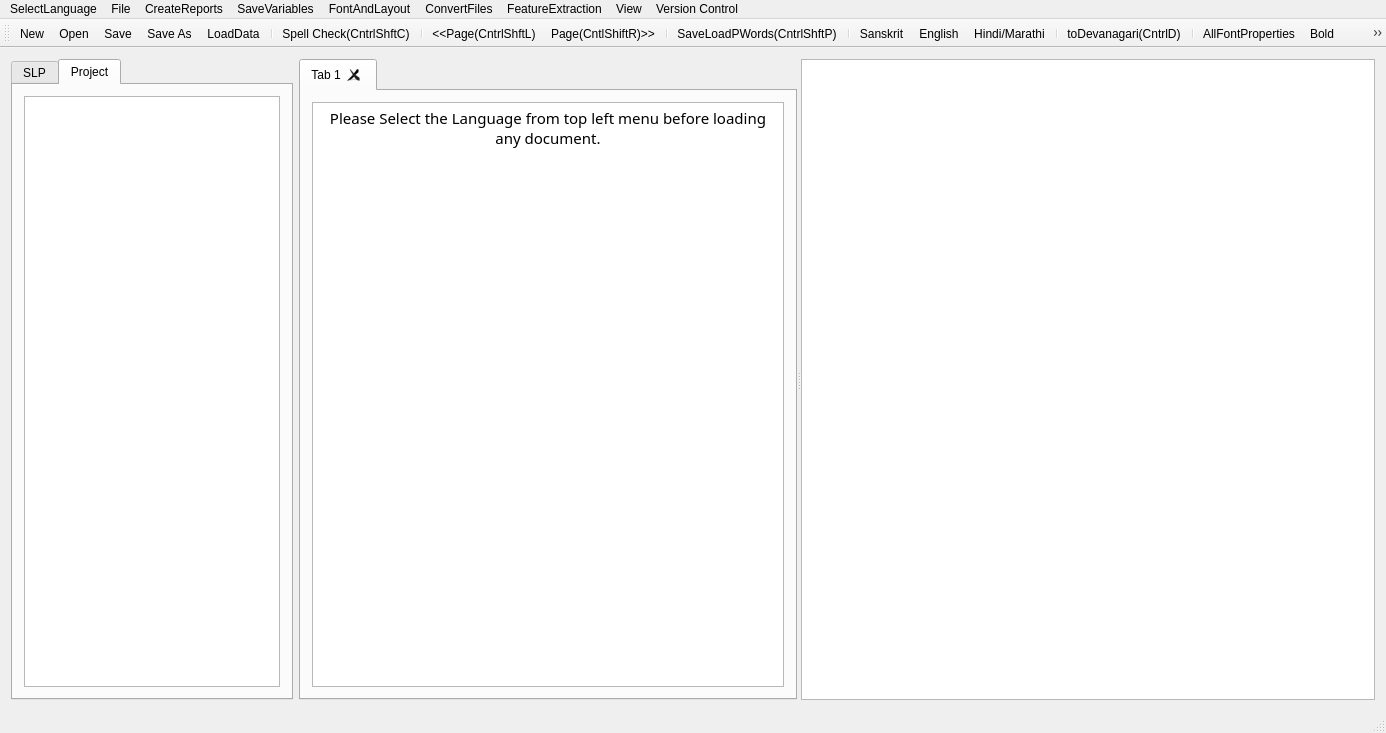
First picture: the form in FrameWorkCode/mainwindow.ui, repository UDAAN-LEAP/leap-pe-tool, before the edit.
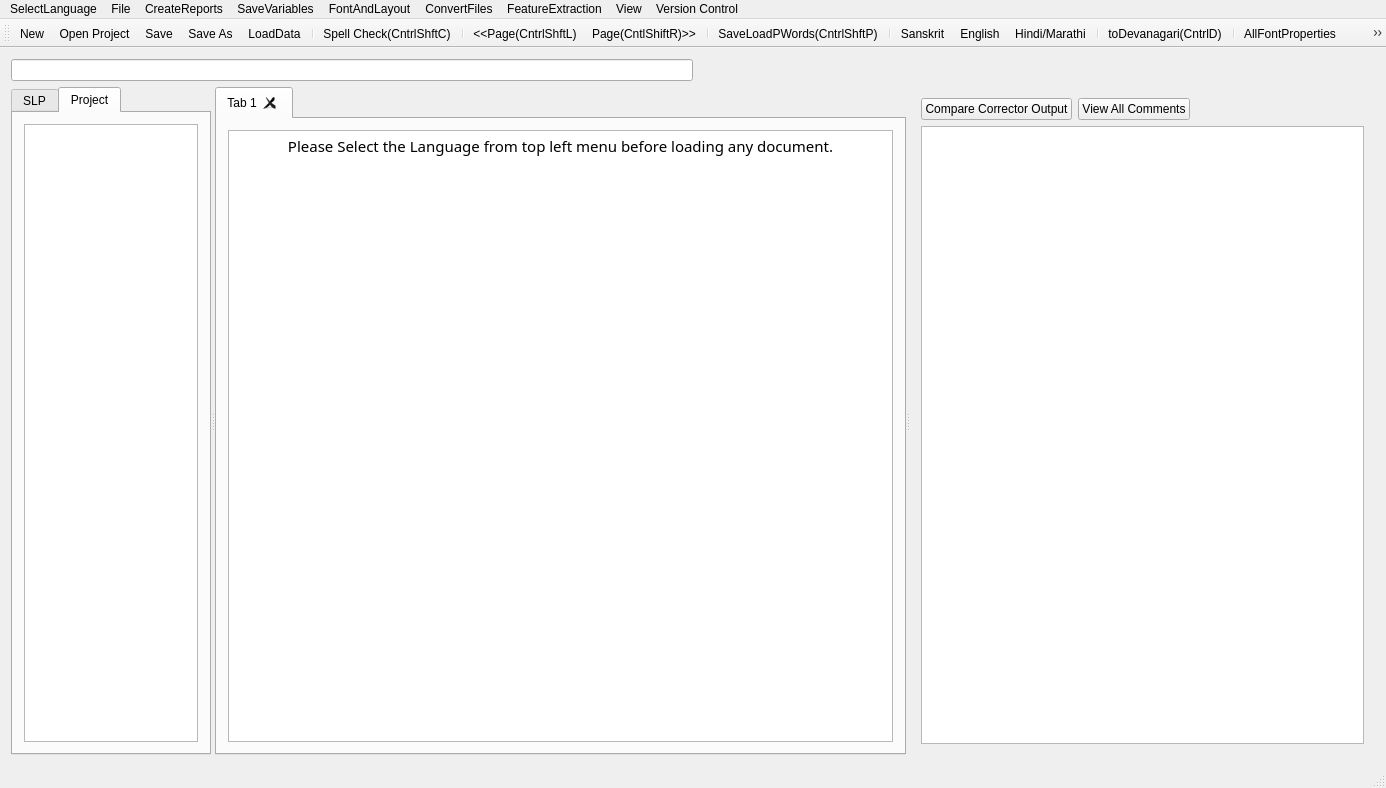
Second picture: the form after the edit. Icons and pictures are not drawn.

What changed in the file:
```diff
--- a/FrameWorkCode/mainwindow.ui
+++ b/FrameWorkCode/mainwindow.ui
@@ -7,7 +7,7 @@
     <x>0</x>
     <y>0</y>
     <width>1386</width>
-    <height>733</height>
+    <height>788</height>
    </rect>
   </property>
   <property name="mouseTracking">
@@ -17,10 +17,32 @@
    <string>MainWindow</string>
   </property>
   <widget class="QWidget" name="centralWidget">
-   <layout class="QGridLayout" name="gridLayout_4">
-    <item row="0" column="0">
-     <layout class="QHBoxLayout" name="horizontalLayout">
+   <layout class="QVBoxLayout" name="verticalLayout_2">
       <item>
+     <layout class="QHBoxLayout" name="horizontalLayout_4">
+      <item>
+       <widget class="QLineEdit" name="lineEdit"/>
+      </item>
+      <item>
+       <spacer name="horizontalSpacer_2">
+        <property name="orientation">
+         <enum>Qt::Horizontal</enum>
+        </property>
+        <property name="sizeHint" stdset="0">
+         <size>
+          <width>40</width>
+          <height>20</height>
+         </size>
+        </property>
+       </spacer>
+      </item>
+     </layout>
+    </item>
+    <item>
+     <widget class="QSplitter" name="splitter">
+      <property name="orientation">
+       <enum>Qt::Horizontal</enum>
+      </property>
        <widget class="QTabWidget" name="tabWidget">
         <property name="sizePolicy">
          <sizepolicy hsizetype="Minimum" vsizetype="Expanding">
@@ -28,6 +50,18 @@
           <verstretch>0</verstretch>
          </sizepolicy>
         </property>
+       <property name="minimumSize">
+        <size>
+         <width>120</width>
+         <height>0</height>
+        </size>
+       </property>
+       <property name="maximumSize">
+        <size>
+         <width>200</width>
+         <height>16777215</height>
+        </size>
+       </property>
         <property name="currentIndex">
          <number>1</number>
         </property>
@@ -79,17 +113,23 @@
               <verstretch>0</verstretch>
              </sizepolicy>
             </property>
+           <property name="minimumSize">
+            <size>
+             <width>90</width>
+             <height>600</height>
+            </size>
+           </property>
+           <property name="maximumSize">
+            <size>
+             <width>200</width>
+             <height>16777215</height>
+            </size>
+           </property>
            </widget>
           </item>
          </layout>
         </widget>
        </widget>
-      </item>
-      <item>
-       <widget class="QSplitter" name="splitter">
-        <property name="orientation">
-         <enum>Qt::Horizontal</enum>
-        </property>
         <widget class="QTabWidget" name="tabWidget_2">
          <property name="currentIndex">
           <number>0</number>
@@ -116,6 +156,12 @@
                <verstretch>0</verstretch>
               </sizepolicy>
              </property>
+           <property name="minimumSize">
+            <size>
+             <width>600</width>
+             <height>600</height>
+            </size>
+           </property>
              <property name="font">
               <font>
                <family>Shobhika</family>
@@ -153,6 +199,44 @@
           </layout>
          </widget>
         </widget>
+      <widget class="QWidget" name="layoutWidget">
+       <layout class="QVBoxLayout" name="verticalLayout">
+        <item>
+         <layout class="QHBoxLayout" name="horizontalLayout_3">
+          <item>
+           <layout class="QHBoxLayout" name="horizontalLayout">
+            <item>
+             <widget class="QPushButton" name="compareCorrectorOutput">
+              <property name="text">
+               <string>Compare Corrector Output</string>
+              </property>
+             </widget>
+            </item>
+            <item>
+             <widget class="QPushButton" name="ViewComments">
+              <property name="text">
+               <string>View All Comments</string>
+              </property>
+             </widget>
+            </item>
+           </layout>
+          </item>
+          <item>
+           <spacer name="horizontalSpacer">
+            <property name="orientation">
+             <enum>Qt::Horizontal</enum>
+            </property>
+            <property name="sizeHint" stdset="0">
+             <size>
+              <width>40</width>
+              <height>20</height>
+             </size>
+            </property>
+           </spacer>
+          </item>
+         </layout>
+        </item>
+        <item>
         <widget class="QGraphicsView" name="graphicsView">
          <property name="sizePolicy">
           <sizepolicy hsizetype="MinimumExpanding" vsizetype="Expanding">
@@ -162,8 +246,8 @@
          </property>
          <property name="minimumSize">
           <size>
-           <width>0</width>
-           <height>0</height>
+            <width>400</width>
+            <height>600</height>
           </size>
          </property>
          <property name="maximumSize">
@@ -191,9 +275,10 @@
           <enum>QGraphicsView::AnchorViewCenter</enum>
          </property>
         </widget>
-       </widget>
-      </item>
-     </layout>
+        </item>
+       </layout>
+      </widget>
+     </widget>
     </item>
    </layout>
   </widget>
@@ -326,7 +411,7 @@
     <bool>false</bool>
    </attribute>
    <addaction name="actionNew"/>
-   <addaction name="actionOpen"/>
+   <addaction name="actionOpen_Project"/>
    <addaction name="actionSave"/>
    <addaction name="actionSave_As"/>
    <addaction name="actionLoadData"/>
@@ -352,20 +437,12 @@
    <addaction name="actionRightAlign"/>
    <addaction name="actionJusitfiedAlign"/>
    <addaction name="actionHighlight"/>
+   <addaction name="separator"/>
+   <addaction name="actionZoom_In"/>
+   <addaction name="actionZoom_Out"/>
+   <addaction name="actionDiacritics"/>
   </widget>
   <widget class="QStatusBar" name="statusBar"/>
-  <action name="actionOpen">
-   <property name="icon">
-    <iconset resource="AppResources.qrc">
-     <normaloff>:/Images/open.png</normaloff>:/Images/open.png</iconset>
-   </property>
-   <property name="text">
-    <string>Open</string>
-   </property>
-   <property name="shortcut">
-    <string>Ctrl+O</string>
-   </property>
-  </action>
   <action name="actionSave">
    <property name="icon">
     <iconset resource="AppResources.qrc">
@@ -760,6 +837,42 @@
     <string>Highlight</string>
    </property>
   </action>
+  <action name="actionZoom_In">
+   <property name="icon">
+    <iconset resource="AppResources.qrc">
+     <normaloff>:/Images/Zoom-In-icon.png</normaloff>:/Images/Zoom-In-icon.png</iconset>
+   </property>
+   <property name="text">
+    <string>Zoom In</string>
+   </property>
+   <property name="toolTip">
+    <string>Zoom In</string>
+   </property>
+  </action>
+  <action name="actionZoom_Out">
+   <property name="icon">
+    <iconset resource="AppResources.qrc">
+     <normaloff>:/Images/Zoom-Out-icon.png</normaloff>:/Images/Zoom-Out-icon.png</iconset>
+   </property>
+   <property name="text">
+    <string>Zoom Out</string>
+   </property>
+   <property name="toolTip">
+    <string>Zoom Out</string>
+   </property>
+  </action>
+  <action name="actionDiacritics">
+   <property name="icon">
+    <iconset resource="AppResources.qrc">
+     <normaloff>:/Images/icon_diacritics.png</normaloff>:/Images/icon_diacritics.png</iconset>
+   </property>
+   <property name="text">
+    <string>Diacritics</string>
+   </property>
+   <property name="toolTip">
+    <string>Diacritics</string>
+   </property>
+  </action>
  </widget>
  <layoutdefault spacing="6" margin="11"/>
  <tabstops>
```
Left out of the diff: 19 changed lines with no effect on the pictures. Lines whose indentation alone changed are shown as unchanged.
